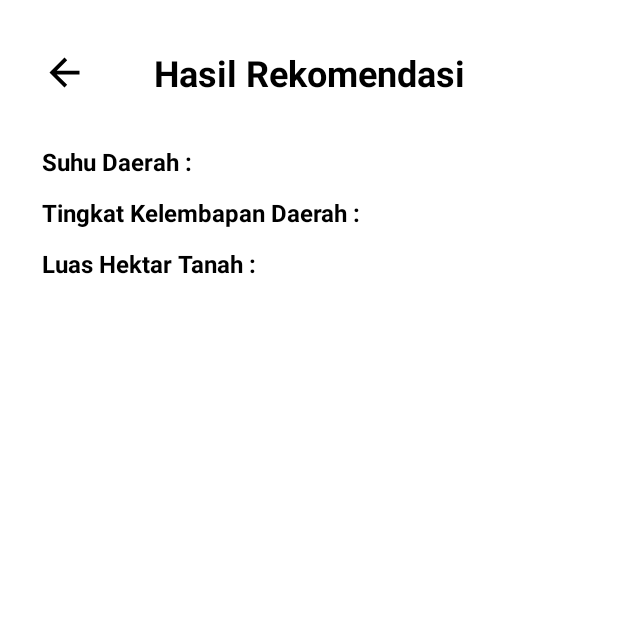
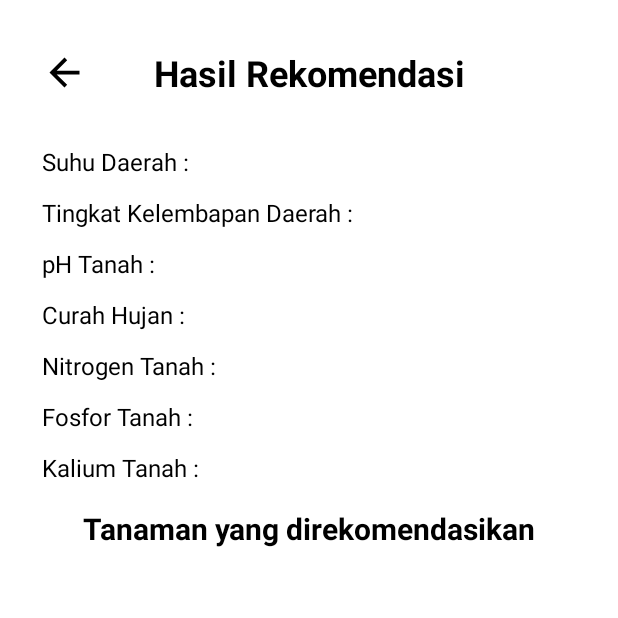
Before and after one commit to Capstone-C23-PS094/farm-genius-mobile, an Android app: the RecomendationResultActivity screen opened directly, with no data from a screen before it, on a phone screen of 412 x 824 dp, the top half of it. Run offline under Robolectric (Android 15) with nearby library versions, the phone set to English and light mode, and no system bars.

Commit message:
change layout at recomendation result activity

```diff
--- a/app/src/main/res/layout/activity_recomendation_result.xml
+++ b/app/src/main/res/layout/activity_recomendation_result.xml
@@ -36,7 +36,6 @@
         android:text="@string/suhu2"
         android:textColor="@color/black"
         android:textSize="16sp"
-        android:textStyle="bold"
         app:layout_constraintStart_toStartOf="parent"
         app:layout_constraintTop_toBottomOf="@+id/title_page" />
 
@@ -60,7 +59,6 @@
         android:text="@string/kelembapan2"
         android:textColor="@color/black"
         android:textSize="16sp"
-        android:textStyle="bold"
         app:layout_constraintStart_toStartOf="parent"
         app:layout_constraintTop_toBottomOf="@+id/tv_temperature" />
 
@@ -76,40 +74,156 @@
         tools:text="75 %" />
 
     <TextView
-        android:id="@+id/tv_area"
+        android:id="@+id/tv_ph"
         android:layout_width="wrap_content"
         android:layout_height="wrap_content"
         android:layout_marginStart="28dp"
         android:layout_marginTop="12dp"
-        android:text="@string/luas_tanah2"
+        android:text="@string/ph_tanah"
         android:textColor="@color/black"
         android:textSize="16sp"
-        android:textStyle="bold"
         app:layout_constraintStart_toStartOf="parent"
         app:layout_constraintTop_toBottomOf="@+id/tv_humidity" />
 
     <TextView
-        android:id="@+id/result_area"
+        android:id="@+id/result_ph"
         android:layout_width="wrap_content"
         android:layout_height="wrap_content"
         android:textColor="@color/black"
         android:textSize="16sp"
-        app:layout_constraintBottom_toBottomOf="@+id/tv_area"
-        app:layout_constraintStart_toEndOf="@+id/tv_area"
-        app:layout_constraintTop_toTopOf="@+id/tv_area"
-        tools:text="2 Ha" />
+        app:layout_constraintBottom_toBottomOf="@+id/tv_ph"
+        app:layout_constraintStart_toEndOf="@+id/tv_ph"
+        app:layout_constraintTop_toTopOf="@+id/tv_ph"
+        tools:text="2 pH" />
 
-    <androidx.recyclerview.widget.RecyclerView
-        android:id="@+id/rv_rekomendasi"
-        android:layout_width="match_parent"
-        android:layout_height="0dp"
+    <TextView
+        android:id="@+id/tv_rainfall"
+        android:layout_width="wrap_content"
+        android:layout_height="wrap_content"
         android:layout_marginStart="28dp"
-        android:layout_marginTop="15dp"
-        android:layout_marginEnd="28dp"
-        android:layout_marginBottom="32dp"
-        app:layout_constraintBottom_toBottomOf="parent"
+        android:layout_marginTop="12dp"
+        android:text="@string/curah_hujan"
+        android:textColor="@color/black"
+        android:textSize="16sp"
+        app:layout_constraintStart_toStartOf="parent"
+        app:layout_constraintTop_toBottomOf="@+id/tv_ph" />
+
+    <TextView
+        android:id="@+id/result_rainfall"
+        android:layout_width="wrap_content"
+        android:layout_height="wrap_content"
+        android:textColor="@color/black"
+        android:textSize="16sp"
+        app:layout_constraintBottom_toBottomOf="@+id/tv_rainfall"
+        app:layout_constraintStart_toEndOf="@+id/tv_rainfall"
+        app:layout_constraintTop_toTopOf="@+id/tv_rainfall"
+        tools:text="2 mm" />
+
+    <TextView
+        android:id="@+id/tv_nitrogen"
+        android:layout_width="wrap_content"
+        android:layout_height="wrap_content"
+        android:layout_marginStart="28dp"
+        android:layout_marginTop="12dp"
+        android:text="@string/nitrogen"
+        android:textColor="@color/black"
+        android:textSize="16sp"
+        app:layout_constraintStart_toStartOf="parent"
+        app:layout_constraintTop_toBottomOf="@+id/tv_rainfall" />
+
+    <TextView
+        android:id="@+id/result_nitrogen"
+        android:layout_width="wrap_content"
+        android:layout_height="wrap_content"
+        android:textColor="@color/black"
+        android:textSize="16sp"
+        app:layout_constraintBottom_toBottomOf="@+id/tv_nitrogen"
+        app:layout_constraintStart_toEndOf="@+id/tv_nitrogen"
+        app:layout_constraintTop_toTopOf="@+id/tv_nitrogen"
+        tools:text="2 ppm" />
+
+    <TextView
+        android:id="@+id/tv_fosfor"
+        android:layout_width="wrap_content"
+        android:layout_height="wrap_content"
+        android:layout_marginStart="28dp"
+        android:layout_marginTop="12dp"
+        android:text="@string/fosfor"
+        android:textColor="@color/black"
+        android:textSize="16sp"
+        app:layout_constraintStart_toStartOf="parent"
+        app:layout_constraintTop_toBottomOf="@+id/tv_nitrogen" />
+
+    <TextView
+        android:id="@+id/result_fosfor"
+        android:layout_width="wrap_content"
+        android:layout_height="wrap_content"
+        android:textColor="@color/black"
+        android:textSize="16sp"
+        app:layout_constraintBottom_toBottomOf="@+id/tv_fosfor"
+        app:layout_constraintStart_toEndOf="@+id/tv_fosfor"
+        app:layout_constraintTop_toTopOf="@+id/tv_fosfor"
+        tools:text="2 ppm" />
+
+    <TextView
+        android:id="@+id/tv_kalium"
+        android:layout_width="wrap_content"
+        android:layout_height="wrap_content"
+        android:layout_marginStart="28dp"
+        android:layout_marginTop="12dp"
+        android:text="@string/kalium"
+        android:textColor="@color/black"
+        android:textSize="16sp"
+        app:layout_constraintStart_toStartOf="parent"
+        app:layout_constraintTop_toBottomOf="@+id/tv_fosfor" />
+
+    <TextView
+        android:id="@+id/result_kalium"
+        android:layout_width="wrap_content"
+        android:layout_height="wrap_content"
+        android:textColor="@color/black"
+        android:textSize="16sp"
+        app:layout_constraintBottom_toBottomOf="@+id/tv_kalium"
+        app:layout_constraintStart_toEndOf="@+id/tv_kalium"
+        app:layout_constraintTop_toTopOf="@+id/tv_kalium"
+        tools:text="2 ppm" />
+
+    <TextView
+        android:id="@+id/tv_result_recomendation"
+        android:layout_width="wrap_content"
+        android:layout_height="wrap_content"
+        android:text="@string/result_recomendation"
+        android:textColor="@color/black"
+        android:textSize="20sp"
+        android:textStyle="bold"
+        android:layout_marginTop="16dp"
         app:layout_constraintEnd_toEndOf="parent"
         app:layout_constraintStart_toStartOf="parent"
-        app:layout_constraintTop_toBottomOf="@+id/result_area" />
+        app:layout_constraintTop_toBottomOf="@+id/tv_kalium" />
+
+    <ImageView
+        android:id="@+id/iv_result_recomendation"
+        android:layout_width="300dp"
+        android:layout_height="300dp"
+        android:layout_marginTop="16dp"
+        app:layout_constraintEnd_toEndOf="parent"
+        app:layout_constraintStart_toStartOf="parent"
+        app:layout_constraintTop_toBottomOf="@+id/tv_result_recomendation"
+        tools:srcCompat="@tools:sample/avatars" />
+
+    <TextView
+        android:id="@+id/tv_plant_name"
+        android:layout_width="wrap_content"
+        android:layout_height="wrap_content"
+        android:textColor="@color/black"
+        android:textSize="20sp"
+        android:textStyle="bold"
+        android:layout_marginTop="16dp"
+        android:layout_marginBottom="32dp"
+        app:layout_constraintEnd_toEndOf="parent"
+        app:layout_constraintStart_toStartOf="parent"
+        app:layout_constraintTop_toBottomOf="@+id/iv_result_recomendation"
+        app:layout_constraintBottom_toBottomOf="parent"
+        tools:text="Mawar Jingga"/>
 
 </androidx.constraintlayout.widget.ConstraintLayout>
--- a/app/src/main/res/layout/item_recomendation.xml
+++ /dev/null
@@ -1,36 +0,0 @@
-<?xml version="1.0" encoding="utf-8"?>
-<GridLayout xmlns:android="http://schemas.android.com/apk/res/android"
-    android:layout_width="match_parent"
-    android:layout_height="wrap_content"
-    xmlns:tools="http://schemas.android.com/tools"
-    android:columnCount="2"
-    android:rowCount="1"
-    android:alignmentMode="alignBounds"
-    android:columnOrderPreserved="false">
-
-    <ImageView
-        android:id="@+id/imageView"
-        android:layout_width="129dp"
-        android:layout_height="200dp"
-        android:layout_marginEnd="50dp"
-        android:layout_marginBottom="50dp"
-        tools:src="@tools:sample/avatars" />
-
-    <ImageView
-        android:id="@+id/imageView2"
-        android:layout_width="129dp"
-        android:layout_height="200dp"
-        tools:src="@tools:sample/avatars" />
-
-    <ImageView
-        android:id="@+id/imageView3"
-        android:layout_width="129dp"
-        android:layout_height="200dp"
-        tools:src="@tools:sample/avatars" />
-    <ImageView
-        android:id="@+id/imageView4"
-        android:layout_width="129dp"
-        android:layout_height="200dp"
-        tools:src="@tools:sample/avatars" />
-
-</GridLayout>
--- a/app/src/main/res/values/strings.xml
+++ b/app/src/main/res/values/strings.xml
@@ -80,7 +80,11 @@
     <string name="luas_tanah">Luas Hektar Tanah </string>
     <string name="suhu2">Suhu Daerah : </string>
     <string name="kelembapan2">Tingkat Kelembapan Daerah : </string>
-    <string name="luas_tanah2">Luas Hektar Tanah : </string>
+    <string name="ph_tanah">pH Tanah : </string>
+    <string name="curah_hujan">Curah Hujan : </string>
+    <string name="nitrogen">Nitrogen Tanah : </string>
+    <string name="fosfor">Fosfor Tanah : </string>
+    <string name="kalium">Kalium Tanah : </string>
     <string name="lihat_rekomendasi">Lihat Rekomendasi</string>
     <string name="suffix_temperature">°C</string>
     <string name="suffix_humidity">%</string>
@@ -109,4 +113,5 @@
     <string name="suffix_input_kalium">ppm</string>
     <string name="suffix_input_ph">pH</string>
     <string name="suffix_input_curah">mm</string>
+    <string name="result_recomendation">Tanaman yang direkomendasikan</string>
 </resources>
```
